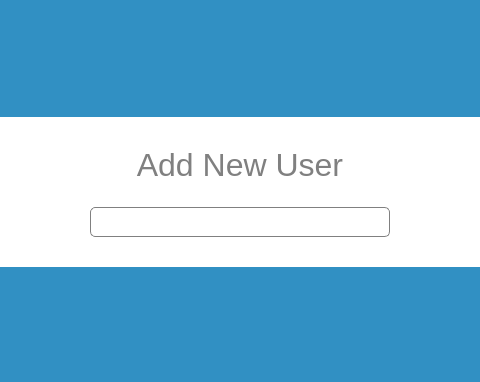
Qt form src/adduserwindow.ui (Invention-Studio/Time-Clock-Card-Reader) before a commit; both pictures show x 210 to 690 and y 0 to 382 of the 900 by 750 pixel window.
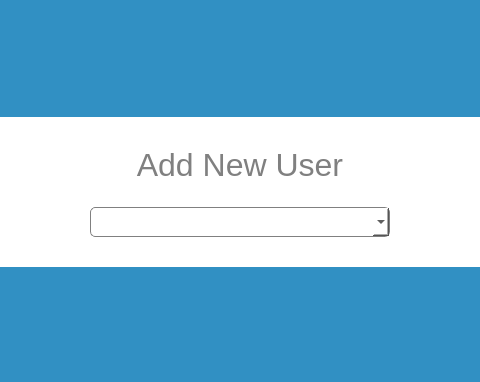
The same form after that commit. Icons and pictures are not drawn.

Commit message: added-down-arrow-image.svg

The edit to the form file:
```diff
--- a/src/adduserwindow.ui
+++ b/src/adduserwindow.ui
@@ -182,7 +182,6 @@
             </property>
             <property name="styleSheet">
              <string notr="true">QComboBox { border: 1px solid grey; border-radius: 5px; }
-QComboBox::drop-down { border-color:grey; width: 30px; border: 0px; border-radius: 5px; }
 QComboBox::down-arrow { image: url(./resources/down-arrow-grey.svg); width: 30px; height: 30px; }</string>
             </property>
            </widget>
```
The commit also changes 1 other file.
